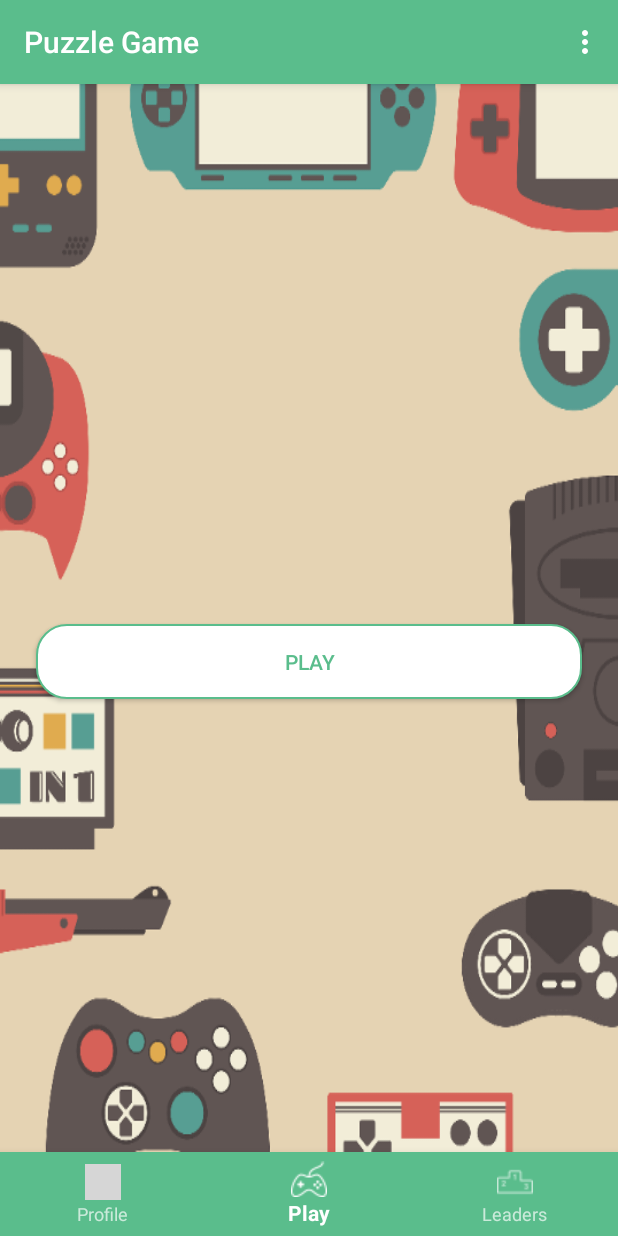
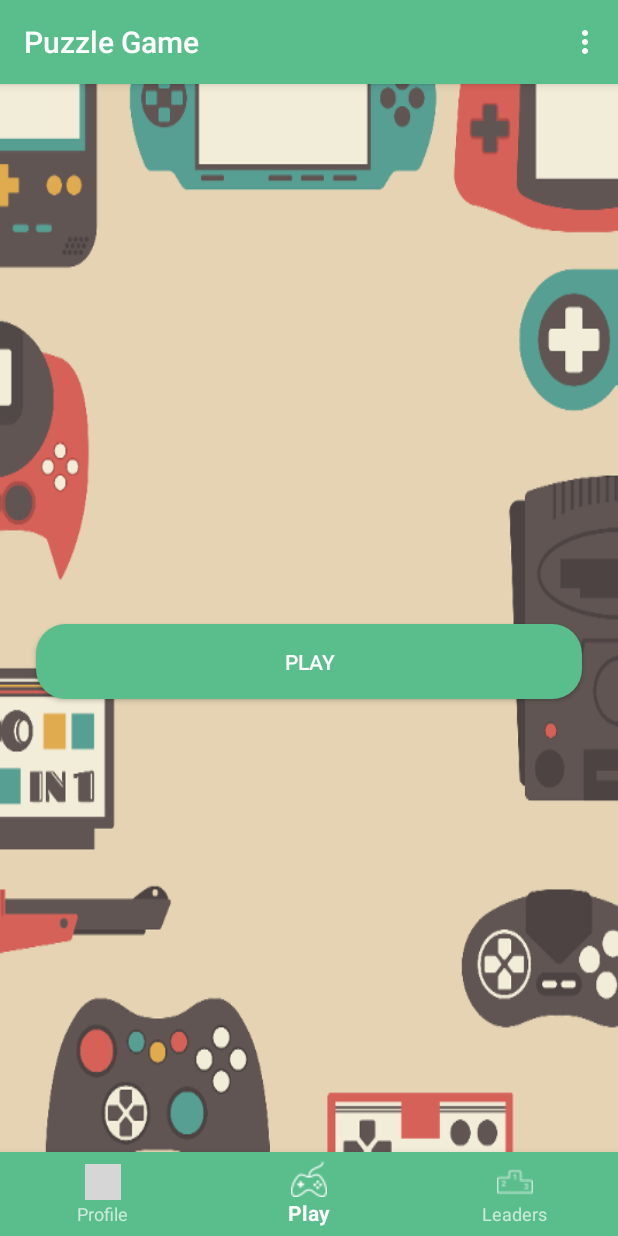
Before and after one commit to YasserM94/PuzzleGame, an Android app: the PlayFragment screen opened directly, with no data from a screen before it, on a phone screen of 412 x 824 dp. Run offline under Robolectric (Android 15) with nearby library versions, the phone set to English and light mode, and no system bars; our stand-ins replace Firebase (no records; nobody signed in at launch, a user with empty details on screens opened directly), Picasso, navigation-ui; 5 statements that could not run were skipped; grey boxes are pictures that could not be loaded.

Commit message:
App is Ready for Submission

```diff
--- /dev/null
+++ b/app/src/main/res/drawable/selector_play_button.xml
@@ -0,0 +1,21 @@
+<?xml version="1.0" encoding="utf-8"?>
+<selector xmlns:android="http://schemas.android.com/apk/res/android">
+
+
+    <item android:state_pressed="true">
+        <shape xmlns:android="http://schemas.android.com/apk/res/android">
+            <solid android:color="#218b5e" />
+            <stroke android:width="1dp" android:color="#5ABD8C" />
+            <size android:width="60dp" android:height="60dp" />
+            <corners android:radius="20dp" />
+        </shape>
+    </item>
+
+    <item>
+        <shape xmlns:android="http://schemas.android.com/apk/res/android">
+            <solid android:color="#5ABD8C" />
+            <size android:width="60dp" android:height="60dp" />
+            <corners android:radius="20dp" />
+        </shape>
+    </item>
+</selector>
--- a/app/src/main/res/layout/fragment_play.xml
+++ b/app/src/main/res/layout/fragment_play.xml
@@ -34,9 +34,9 @@
             android:layout_marginStart="24dp"
             android:layout_marginTop="360dp"
             android:layout_marginEnd="24dp"
-            android:background="@drawable/selector_login_button"
+            android:background="@drawable/selector_play_button"
             android:text="Play"
-            android:textColor="@color/selector_login_button_text"
+            android:textColor="#FFFFFF"
             app:layout_constraintEnd_toEndOf="parent"
             app:layout_constraintStart_toStartOf="parent"
             app:layout_constraintTop_toTopOf="parent" />
```
